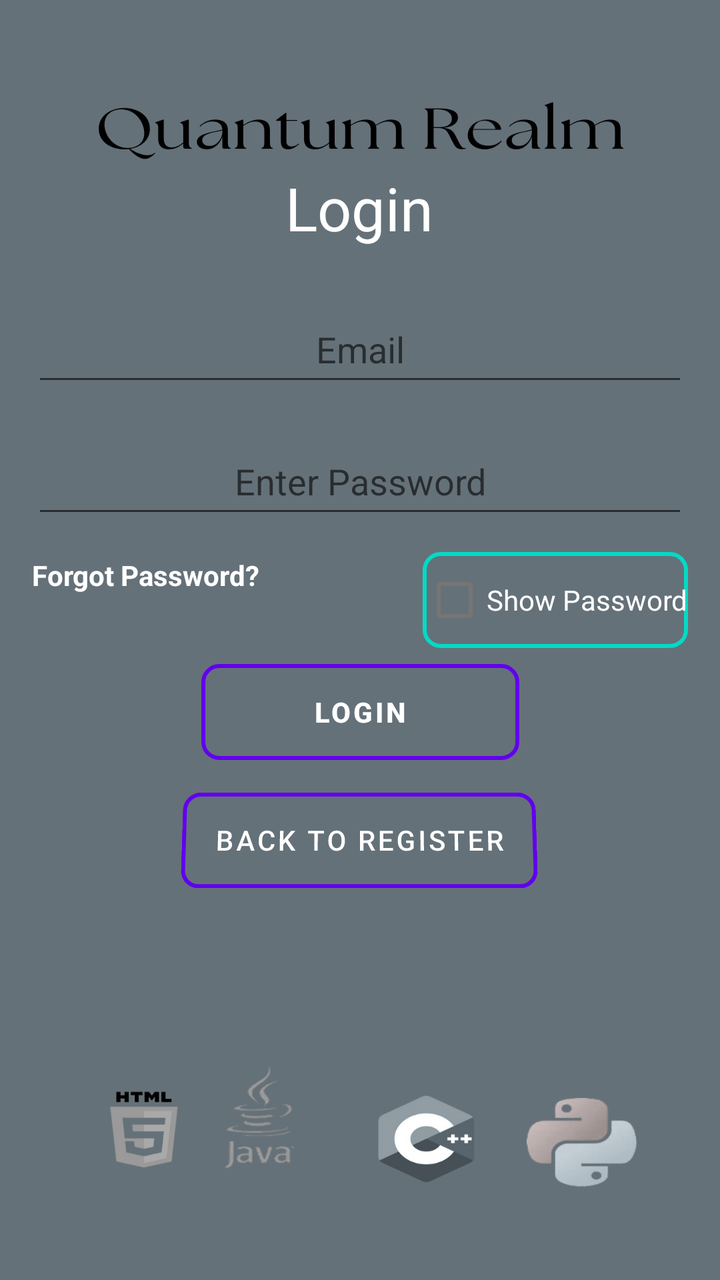
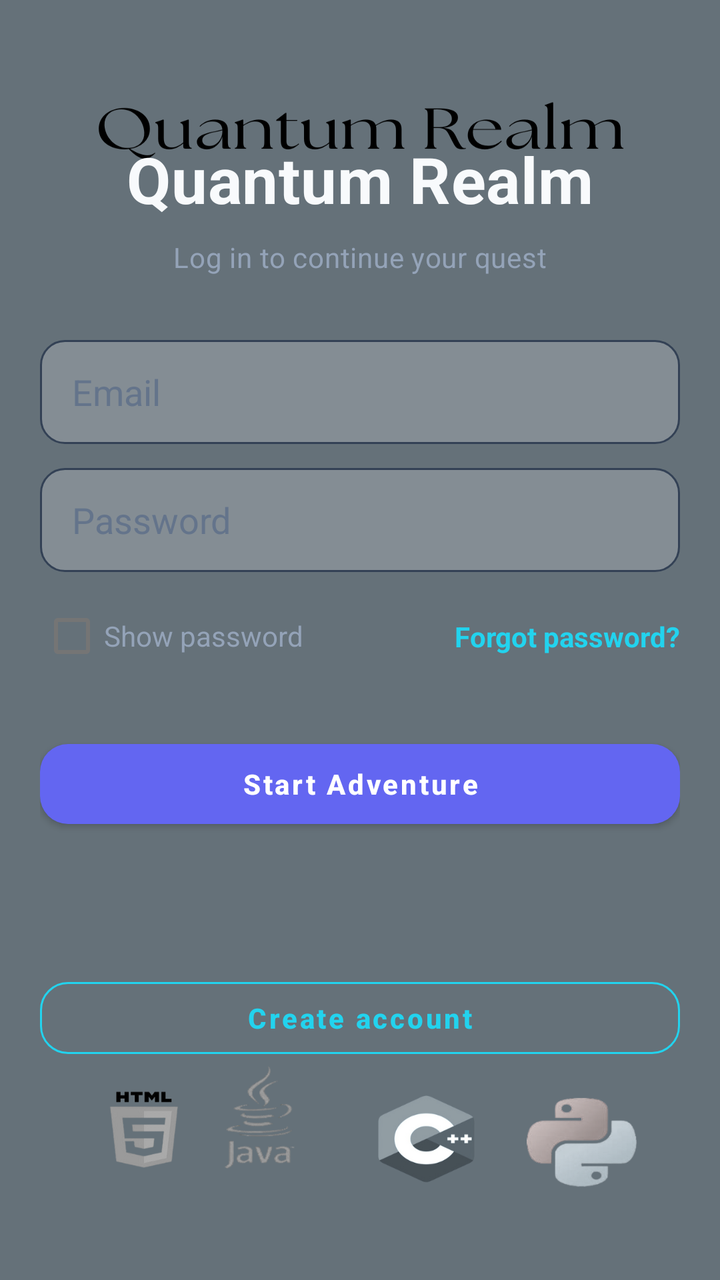

Compare the two renders of this Android layout. The source of the first and the diff that turns it into the second are given below.
<!-- AndroidManifest.xml: application theme Theme.QuantumRealm -->
<!-- res/layout/activity_main.xml -->
<?xml version="1.0" encoding="utf-8"?>
<androidx.constraintlayout.widget.ConstraintLayout
    xmlns:android="http://schemas.android.com/apk/res/android"
    xmlns:app="http://schemas.android.com/apk/res-auto"
    xmlns:tools="http://schemas.android.com/tools"
    android:layout_width="match_parent"
    android:layout_height="match_parent"
    android:padding="16dp"
    android:background="@drawable/bg_login">

    <TextView
        android:id="@+id/textView"
        android:layout_width="300dp"
        android:layout_height="wrap_content"
        android:layout_alignParentStart="true"
        android:layout_alignParentTop="true"
        android:layout_marginBottom="500dp"
        android:background="@drawable/custom_trans"
        android:text="Login"
        android:textAlignment="center"
        android:textColor="@color/white"
        android:textSize="30sp"
        app:layout_constraintBottom_toBottomOf="parent"
        app:layout_constraintEnd_toEndOf="parent"
        app:layout_constraintHorizontal_bias="0.493"
        app:layout_constraintStart_toStartOf="parent"
        tools:ignore="MissingConstraints" />

    <EditText
        android:id="@+id/login_email"
        android:layout_width="0dp"
        android:layout_height="50dp"
        android:hint="Email"
        app:layout_constraintTop_toBottomOf="@id/textView"
        app:layout_constraintStart_toStartOf="parent"
        android:textAlignment="center"
        app:layout_constraintEnd_toEndOf="parent"
        android:layout_marginTop="24dp"/>

    <EditText
        android:id="@+id/login_password"
        android:layout_width="0dp"
        android:layout_height="50dp"
        android:hint="Enter Password"
        app:layout_constraintTop_toBottomOf="@id/login_email"
        app:layout_constraintStart_toStartOf="parent"
        android:textAlignment="center"
        app:layout_constraintEnd_toEndOf="parent"
        android:layout_marginTop="16dp"/>


    <TextView
        android:id="@+id/forgotPasswordTextView"
        android:layout_width="wrap_content"
        android:layout_height="50dp"
        android:layout_gravity="center_horizontal"
        android:layout_marginTop="64dp"
        android:clickable="true"
        android:text="Forgot Password?"
        android:textColor="@color/white"
        android:textStyle="bold"
        app:layout_constraintTop_toTopOf="@+id/login_password"
        tools:layout_editor_absoluteX="4dp"
        tools:ignore="MissingConstraints" />

    <CheckBox
        android:id="@+id/show_login_password"
        android:layout_width="wrap_content"
        android:layout_height="wrap_content"
        android:layout_alignParentEnd="true"
        android:layout_alignParentBottom="true"
        android:layout_gravity="end"
        android:layout_marginBottom="300dp"
        android:background="@drawable/custom_border"
        android:checked="false"
        android:text="Show Password"
        android:textColor="@color/white"
        app:layout_constraintBottom_toBottomOf="parent"
        app:layout_constraintEnd_toEndOf="parent"
        app:layout_constraintHorizontal_bias="1.0"
        app:layout_constraintStart_toStartOf="parent"
        tools:ignore="MissingConstraints" />

    <Button
        android:id="@+id/login_button"
        android:layout_width="159dp"
        android:layout_height="wrap_content"
        android:layout_alignParentStart="true"
        android:layout_alignParentEnd="true"
        android:layout_alignParentBottom="true"
        android:layout_marginBottom="244dp"
        android:background="@drawable/custom_border"
        android:text="Login"
        android:textColor="@android:color/white"
        android:textStyle="bold"
        app:layout_constraintBottom_toBottomOf="parent"
        app:layout_constraintEnd_toEndOf="parent"
        app:layout_constraintStart_toStartOf="parent" />

    <Button
        android:id="@+id/go_register"
        android:layout_width="wrap_content"
        android:layout_height="wrap_content"
        android:layout_alignParentStart="true"
        android:layout_alignParentBottom="true"
        android:layout_marginBottom="180dp"
        android:background="@drawable/custom_border"
        android:rotationX="4"
        android:text="Back to register"
        android:textColor="@color/white"
        app:layout_constraintBottom_toBottomOf="parent"
        app:layout_constraintEnd_toEndOf="parent"
        app:layout_constraintHorizontal_bias="0.497"
        app:layout_constraintStart_toStartOf="parent"
        tools:ignore="MissingConstraints" />


</androidx.constraintlayout.widget.ConstraintLayout>
<!-- resources referenced by this layout -->
<resources>
  <color name="white">#FFFFFFFF</color>
  <!-- drawable bg_login: png bitmap (drawable, 99025 bytes) -->
  <!-- drawable custom_border (drawable) -->
  <shape xmlns:android="http://schemas.android.com/apk/res/android"
      android:shape="rectangle">
      <solid android:color="@android:color/transparent" />
      <stroke
          android:width="2dp"
          android:color="@color/border_color" />
      <corners
          android:radius="8dp" />
  </shape>
  <!-- drawable custom_trans (drawable) -->
  <shape xmlns:android="http://schemas.android.com/apk/res/android"
      android:shape="rectangle">
      <solid android:color="@android:color/transparent" />
  </shape>
  <style name="Theme.QuantumRealm" parent="Theme.MaterialComponents.DayNight.DarkActionBar">
          
          <item name="colorPrimary">@color/purple_500</item>
          <item name="colorPrimaryVariant">@color/purple_700</item>
          <item name="colorOnPrimary">@color/white</item>
          
          <item name="colorSecondary">@color/teal_200</item>
          <item name="colorSecondaryVariant">@color/teal_700</item>
          <item name="colorOnSecondary">@color/black</item>
          
          <item name="android:statusBarColor">?attr/colorPrimaryVariant</item>
          
      </style>
  <color name="border_color">#FF03DAC5</color>
  <color name="purple_500">#FF6200EE</color>
  <color name="purple_700">#FF3700B3</color>
  <color name="teal_200">#FF03DAC5</color>
  <color name="teal_700">#FF018786</color>
  <color name="black">#FF000000</color>
</resources>

<!-- the commit's change to res/layout/activity_main.xml (unified diff, before → after) -->
@@ -1,118 +1,116 @@
 <?xml version="1.0" encoding="utf-8"?>
-<androidx.constraintlayout.widget.ConstraintLayout
-    xmlns:android="http://schemas.android.com/apk/res/android"
+<ScrollView xmlns:android="http://schemas.android.com/apk/res/android"
     xmlns:app="http://schemas.android.com/apk/res-auto"
-    xmlns:tools="http://schemas.android.com/tools"
     android:layout_width="match_parent"
     android:layout_height="match_parent"
-    android:padding="16dp"
-    android:background="@drawable/bg_login">
+    android:background="@drawable/bg_login"
+    android:fillViewport="true">
 
-    <TextView
-        android:id="@+id/textView"
-        android:layout_width="300dp"
+    <androidx.constraintlayout.widget.ConstraintLayout
+        android:layout_width="match_parent"
         android:layout_height="wrap_content"
-        android:layout_alignParentStart="true"
-        android:layout_alignParentTop="true"
-        android:layout_marginBottom="500dp"
-        android:background="@drawable/custom_trans"
-        android:text="Login"
-        android:textAlignment="center"
-        android:textColor="@color/white"
-        android:textSize="30sp"
-        app:layout_constraintBottom_toBottomOf="parent"
-        app:layout_constraintEnd_toEndOf="parent"
-        app:layout_constraintHorizontal_bias="0.493"
-        app:layout_constraintStart_toStartOf="parent"
-        tools:ignore="MissingConstraints" />
+        android:padding="@dimen/game_screen_padding">
 
-    <EditText
-        android:id="@+id/login_email"
-        android:layout_width="0dp"
-        android:layout_height="50dp"
-        android:hint="Email"
-        app:layout_constraintTop_toBottomOf="@id/textView"
-        app:layout_constraintStart_toStartOf="parent"
-        android:textAlignment="center"
-        app:layout_constraintEnd_toEndOf="parent"
-        android:layout_marginTop="24dp"/>
+        <TextView
+            android:id="@+id/loginHeroTitle"
+            android:layout_width="0dp"
+            android:layout_height="wrap_content"
+            android:layout_marginTop="48dp"
+            android:text="Quantum Realm"
+            android:textAlignment="center"
+            android:textAppearance="@style/TextAppearance.QuantumRealm.Hero"
+            android:textSize="32sp"
+            app:layout_constraintEnd_toEndOf="parent"
+            app:layout_constraintStart_toStartOf="parent"
+            app:layout_constraintTop_toTopOf="parent" />
 
-    <EditText
-        android:id="@+id/login_password"
-        android:layout_width="0dp"
-        android:layout_height="50dp"
-        android:hint="Enter Password"
-        app:layout_constraintTop_toBottomOf="@id/login_email"
-        app:layout_constraintStart_toStartOf="parent"
-        android:textAlignment="center"
-        app:layout_constraintEnd_toEndOf="parent"
-        android:layout_marginTop="16dp"/>
+        <TextView
+            android:id="@+id/textView"
+            android:layout_width="0dp"
+            android:layout_height="wrap_content"
+            android:layout_marginTop="8dp"
+            android:text="Log in to continue your quest"
+            android:textAlignment="center"
+            android:textAppearance="@style/TextAppearance.QuantumRealm.Subtitle"
+            app:layout_constraintEnd_toEndOf="parent"
+            app:layout_constraintStart_toStartOf="parent"
+            app:layout_constraintTop_toBottomOf="@id/loginHeroTitle" />
 
+        <EditText
+            android:id="@+id/login_email"
+            android:layout_width="0dp"
+            android:layout_height="52dp"
+            android:layout_marginTop="32dp"
+            android:background="@drawable/input_field_game"
+            android:hint="Email"
+            android:inputType="textEmailAddress"
+            android:paddingHorizontal="16dp"
+            android:textColor="@color/game_text_primary"
+            android:textColorHint="@color/game_text_muted"
+            app:layout_constraintEnd_toEndOf="parent"
+            app:layout_constraintStart_toStartOf="parent"
+            app:layout_constraintTop_toBottomOf="@id/textView" />
 
-    <TextView
-        android:id="@+id/forgotPasswordTextView"
-        android:layout_width="wrap_content"
-        android:layout_height="50dp"
-        android:layout_gravity="center_horizontal"
-        android:layout_marginTop="64dp"
-        android:clickable="true"
-        android:text="Forgot Password?"
-        android:textColor="@color/white"
-        android:textStyle="bold"
-        app:layout_constraintTop_toTopOf="@+id/login_password"
-        tools:layout_editor_absoluteX="4dp"
-        tools:ignore="MissingConstraints" />
+        <EditText
+            android:id="@+id/login_password"
+            android:layout_width="0dp"
+            android:layout_height="52dp"
+            android:layout_marginTop="12dp"
+            android:background="@drawable/input_field_game"
+            android:hint="Password"
+            android:inputType="textPassword"
+            android:paddingHorizontal="16dp"
+            android:textColor="@color/game_text_primary"
+            android:textColorHint="@color/game_text_muted"
+            app:layout_constraintEnd_toEndOf="parent"
+            app:layout_constraintStart_toStartOf="parent"
+            app:layout_constraintTop_toBottomOf="@id/login_email" />
 
-    <CheckBox
-        android:id="@+id/show_login_password"
-        android:layout_width="wrap_content"
-        android:layout_height="wrap_content"
-        android:layout_alignParentEnd="true"
-        android:layout_alignParentBottom="true"
-        android:layout_gravity="end"
-        android:layout_marginBottom="300dp"
-        android:background="@drawable/custom_border"
-        android:checked="false"
-        android:text="Show Password"
-        android:textColor="@color/white"
-        app:layout_constraintBottom_toBottomOf="parent"
-        app:layout_constraintEnd_toEndOf="parent"
-        app:layout_constraintHorizontal_bias="1.0"
-        app:layout_constraintStart_toStartOf="parent"
-        tools:ignore="MissingConstraints" />
+        <CheckBox
+            android:id="@+id/show_login_password"
+            android:layout_width="wrap_content"
+            android:layout_height="wrap_content"
+            android:layout_marginTop="8dp"
+            android:text="Show password"
+            android:textColor="@color/game_text_secondary"
+            app:layout_constraintStart_toStartOf="parent"
+            app:layout_constraintTop_toBottomOf="@id/login_password" />
 
-    <Button
-        android:id="@+id/login_button"
-        android:layout_width="159dp"
-        android:layout_height="wrap_content"
-        android:layout_alignParentStart="true"
-        android:layout_alignParentEnd="true"
-        android:layout_alignParentBottom="true"
-        android:layout_marginBottom="244dp"
-        android:background="@drawable/custom_border"
-        android:text="Login"
-        android:textColor="@android:color/white"
-        android:textStyle="bold"
-        app:layout_constraintBottom_toBottomOf="parent"
-        app:layout_constraintEnd_toEndOf="parent"
-        app:layout_constraintStart_toStartOf="parent" />
+        <TextView
+            android:id="@+id/forgotPasswordTextView"
+            android:layout_width="wrap_content"
+            android:layout_height="wrap_content"
+            android:clickable="true"
+            android:focusable="true"
+            android:text="Forgot password?"
+            android:textColor="@color/game_accent"
+            android:textStyle="bold"
+            app:layout_constraintBottom_toBottomOf="@id/show_login_password"
+            app:layout_constraintEnd_toEndOf="parent"
+            app:layout_constraintTop_toTopOf="@id/show_login_password" />
 
-    <Button
-        android:id="@+id/go_register"
-        android:layout_width="wrap_content"
-        android:layout_height="wrap_content"
-        android:layout_alignParentStart="true"
-        android:layout_alignParentBottom="true"
-        android:layout_marginBottom="180dp"
-        android:background="@drawable/custom_border"
-        android:rotationX="4"
-        android:text="Back to register"
-        android:textColor="@color/white"
-        app:layout_constraintBottom_toBottomOf="parent"
-        app:layout_constraintEnd_toEndOf="parent"
-        app:layout_constraintHorizontal_bias="0.497"
-        app:layout_constraintStart_toStartOf="parent"
-        tools:ignore="MissingConstraints" />
+        <com.google.android.material.button.MaterialButton
+            android:id="@+id/login_button"
+            style="@style/Widget.QuantumRealm.Button.Primary"
+            android:layout_width="0dp"
+            android:layout_height="wrap_content"
+            android:layout_marginTop="24dp"
+            android:text="Start Adventure"
+            app:layout_constraintEnd_toEndOf="parent"
+            app:layout_constraintStart_toStartOf="parent"
+            app:layout_constraintTop_toBottomOf="@id/show_login_password" />
 
-
-</androidx.constraintlayout.widget.ConstraintLayout>
+        <com.google.android.material.button.MaterialButton
+            android:id="@+id/go_register"
+            style="@style/Widget.QuantumRealm.Button.Secondary"
+            android:layout_width="0dp"
+            android:layout_height="wrap_content"
+            android:layout_marginTop="12dp"
+            android:layout_marginBottom="32dp"
+            android:text="Create account"
+            app:layout_constraintBottom_toBottomOf="parent"
+            app:layout_constraintEnd_toEndOf="parent"
+            app:layout_constraintStart_toStartOf="parent"
+            app:layout_constraintTop_toBottomOf="@id/login_button" />
+    </androidx.constraintlayout.widget.ConstraintLayout>
+</ScrollView>
<!-- resource entries referenced after the edit -->
@@ -1,40 +1,67 @@
 <!-- resources referenced by this layout -->
 <resources>
+  <color name="game_accent">#22D3EE</color>
+  <color name="game_text_muted">#64748B</color>
+  <color name="game_text_primary">#F8FAFC</color>
+  <color name="game_text_secondary">#94A3B8</color>
+  <dimen name="game_screen_padding">20dp</dimen>
   <color name="white">#FFFFFFFF</color>
+  <dimen name="game_button_radius">14dp</dimen>
+  <color name="game_primary">#6366F1</color>
+  <color name="game_primary_dark">#4F46E5</color>
   <!-- drawable bg_login: png bitmap (drawable, 99025 bytes) -->
-  <!-- drawable custom_border (drawable) -->
+  <!-- drawable input_field_game (drawable) -->
+  <?xml version="1.0" encoding="utf-8"?>
   <shape xmlns:android="http://schemas.android.com/apk/res/android"
       android:shape="rectangle">
-      <solid android:color="@android:color/transparent" />
+      <solid android:color="#33FFFFFF" />
+      <corners android:radius="12dp" />
       <stroke
-          android:width="2dp"
-          android:color="@color/border_color" />
-      <corners
-          android:radius="8dp" />
+          android:width="1dp"
+          android:color="@color/game_stroke" />
   </shape>
-  <!-- drawable custom_trans (drawable) -->
-  <shape xmlns:android="http://schemas.android.com/apk/res/android"
-      android:shape="rectangle">
-      <solid android:color="@android:color/transparent" />
-  </shape>
+  <style name="TextAppearance.QuantumRealm.Hero" parent="TextAppearance.MaterialComponents.Headline4">
+          <item name="android:textColor">@color/game_text_primary</item>
+          <item name="android:textStyle">bold</item>
+      </style>
+  <style name="TextAppearance.QuantumRealm.Subtitle" parent="TextAppearance.MaterialComponents.Body2">
+          <item name="android:textColor">@color/game_text_secondary</item>
+      </style>
+  <style name="Widget.QuantumRealm.Button.Primary" parent="Widget.MaterialComponents.Button">
+          <item name="android:textColor">@color/white</item>
+          <item name="android:textAllCaps">false</item>
+          <item name="android:textStyle">bold</item>
+          <item name="cornerRadius">@dimen/game_button_radius</item>
+          <item name="backgroundTint">@color/game_primary</item>
+          <item name="android:minHeight">52dp</item>
+      </style>
+  <style name="Widget.QuantumRealm.Button.Secondary" parent="Widget.MaterialComponents.Button.OutlinedButton">
+          <item name="android:textColor">@color/game_accent</item>
+          <item name="android:textAllCaps">false</item>
+          <item name="cornerRadius">@dimen/game_button_radius</item>
+          <item name="strokeColor">@color/game_accent</item>
+          <item name="android:minHeight">48dp</item>
+      </style>
   <style name="Theme.QuantumRealm" parent="Theme.MaterialComponents.DayNight.DarkActionBar">
-          
-          <item name="colorPrimary">@color/purple_500</item>
-          <item name="colorPrimaryVariant">@color/purple_700</item>
+          <item name="colorPrimary">@color/game_primary</item>
+          <item name="colorPrimaryVariant">@color/game_primary_dark</item>
           <item name="colorOnPrimary">@color/white</item>
-          
-          <item name="colorSecondary">@color/teal_200</item>
+          <item name="colorSecondary">@color/game_accent</item>
           <item name="colorSecondaryVariant">@color/teal_700</item>
           <item name="colorOnSecondary">@color/black</item>
-          
-          <item name="android:statusBarColor">?attr/colorPrimaryVariant</item>
-          
+          <item name="android:statusBarColor">@color/game_bg_dark</item>
+          <item name="android:navigationBarColor">@color/game_bg_dark</item>
+          <item name="android:windowBackground">@color/game_bg_dark</item>
+          <item name="materialButtonStyle">@style/Widget.QuantumRealm.Button.Primary</item>
+          <item name="actionBarTheme">@style/ThemeOverlay.QuantumRealm.ActionBar</item>
       </style>
-  <color name="border_color">#FF03DAC5</color>
-  <color name="purple_500">#FF6200EE</color>
-  <color name="purple_700">#FF3700B3</color>
-  <color name="teal_200">#FF03DAC5</color>
+  <color name="game_stroke">#334155</color>
   <color name="teal_700">#FF018786</color>
   <color name="black">#FF000000</color>
+  <color name="game_bg_dark">#0B1020</color>
+  <style name="ThemeOverlay.QuantumRealm.ActionBar" parent="ThemeOverlay.MaterialComponents.Dark.ActionBar">
+          <item name="android:textColorPrimary">@color/game_text_primary</item>
+          <item name="colorControlNormal">@color/game_text_primary</item>
+      </style>
 </resources>
 
